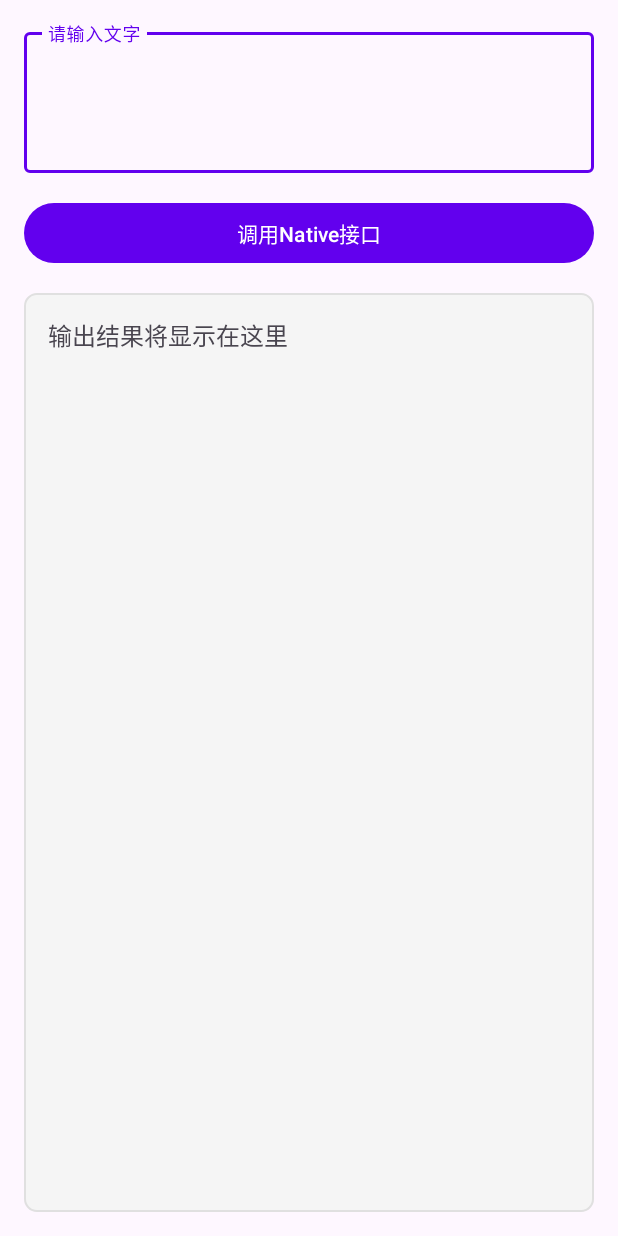
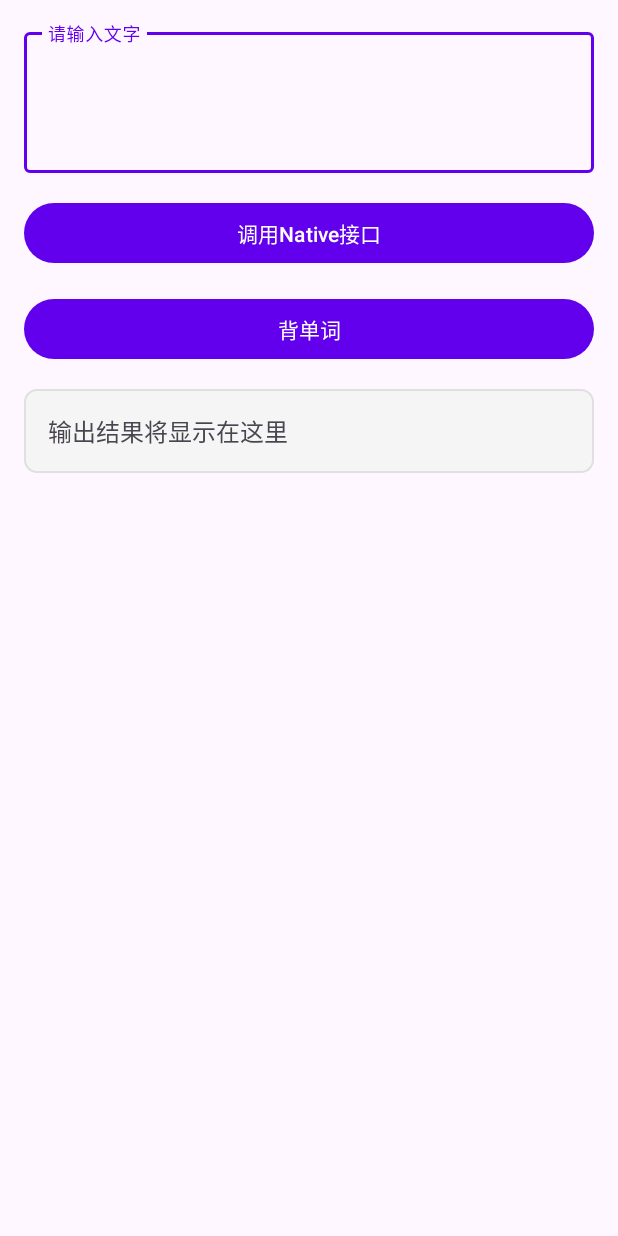
Before and after one commit to Cge001/EnglishStudyKing, an Android app: the layout activity_main.xml on its own in the app's theme, with its tools: preview values and no code run, on a phone screen of 412 x 824 dp. Run offline under Robolectric (Android 15) with nearby library versions, the phone set to English and light mode, and no system bars.

Commit message:
[AI]feat: 页面优化，背单词内容可滚动显示，适配大文本输出

```diff
--- a/app/src/main/res/layout/activity_main.xml
+++ b/app/src/main/res/layout/activity_main.xml
@@ -36,18 +36,40 @@
         app:layout_constraintStart_toStartOf="parent"
         app:layout_constraintTop_toBottomOf="@+id/textInputLayout" />
 
-    <TextView
-        android:id="@+id/resultTextView"
+    <com.google.android.material.button.MaterialButton
+        android:id="@+id/btnWords"
         android:layout_width="0dp"
-        android:layout_height="0dp"
+        android:layout_height="wrap_content"
         android:layout_marginTop="16dp"
-        android:background="@drawable/result_background"
-        android:padding="16dp"
-        android:text="输出结果将显示在这里"
-        android:textSize="16sp"
-        app:layout_constraintBottom_toBottomOf="parent"
+        android:text="背单词"
         app:layout_constraintEnd_toEndOf="parent"
         app:layout_constraintStart_toStartOf="parent"
         app:layout_constraintTop_toBottomOf="@+id/button" />
 
+    <ScrollView
+        android:id="@+id/resultScrollView"
+        android:layout_width="0dp"
+        android:layout_height="0dp"
+        android:layout_marginTop="16dp"
+        app:layout_constraintTop_toBottomOf="@+id/btnWords"
+        app:layout_constraintBottom_toBottomOf="parent"
+        app:layout_constraintStart_toStartOf="parent"
+        app:layout_constraintEnd_toEndOf="parent">
+
+        <LinearLayout
+            android:layout_width="match_parent"
+            android:layout_height="wrap_content"
+            android:orientation="vertical">
+
+            <TextView
+                android:id="@+id/resultTextView"
+                android:layout_width="match_parent"
+                android:layout_height="wrap_content"
+                android:background="@drawable/result_background"
+                android:padding="16dp"
+                android:text="输出结果将显示在这里"
+                android:textSize="16sp" />
+        </LinearLayout>
+    </ScrollView>
+
 </androidx.constraintlayout.widget.ConstraintLayout>
```
Also changed, not shown: app/src/main/java/com/example/testapp/MainActivity.kt (+27 -0 lines), 213 other files.
